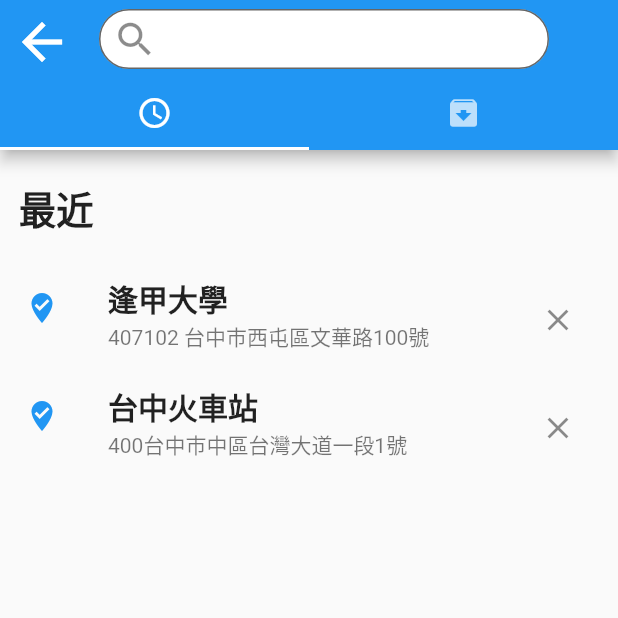
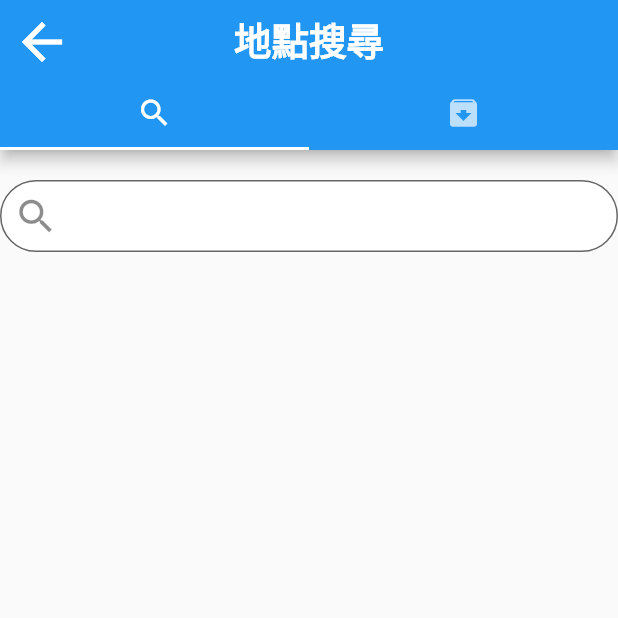
Before and after one commit to YongXiang12/Transportation_project, a Flutter app: the Searchpage screen opened directly, on a phone screen of 412 x 824 dp, the top half of it. Run offline on Flutter 3.47's test engine with Material 2 defaults, Android fonts, the phone set to English and light mode, and no system bars; our stand-ins replace google_maps_flutter, permission_handler; missing offline and left inert: flutter_google_places, google_api_headers, google_maps_webservice.

Commit message:
Restful version1 (undone)

```diff
--- /dev/null
+++ b/lib/SearchResource/GoogleMapChangeNotify.dart
@@ -0,0 +1,19 @@
+import 'package:flutter/material.dart';
+import 'package:transport/SearchResource/GoogleMapAutoSearch.dart';
+import 'package:transport/SearchResource/PlaceSearch.dart';
+
+class GoogleMapChangeNotify with ChangeNotifier{
+
+  final placeService = GoogleMapAutoSearch();
+
+  List<PlaceSearch> result = [];
+
+  searchPlace(String search) async{
+    result =   await placeService.getAutocomplete(search);
+    notifyListeners();
+    //return result;
+
+  }
+
+
+}
--- /dev/null
+++ b/lib/SearchResource/GoogleSearch.dart
@@ -0,0 +1,80 @@
+import 'package:flutter/material.dart';
+
+import 'GoogleMapChangeNotify.dart';
+import 'PlaceSearch.dart';
+import 'package:provider/provider.dart';
+
+class GoogleSearch extends StatefulWidget{
+
+  @override
+  _GoogleSearch createState() => _GoogleSearch();
+
+
+}
+
+List<PlaceSearch> Result = [];
+
+class _GoogleSearch extends State<GoogleSearch>{
+
+ // GoogleMapChangeNotify Notify = new GoogleMapChangeNotify();
+  @override
+  Widget build(BuildContext context) {
+
+    final GoogleMapChangeNotify Notify = Provider.of<GoogleMapChangeNotify>(context);
+
+    //Notify.searchPlace(str);
+    print("First hello world "+Notify.result.length.toString());
+    return Scaffold(
+
+      body: ListView(
+        padding: EdgeInsets.only(top: 20, bottom: 20),
+        children: [
+          TextField(
+
+            decoration: InputDecoration(
+
+              // put the search icon in the Textfield
+              prefixIcon: Icon(Icons.search,size:30),
+              // adjust the content location with contentPadding
+              contentPadding: EdgeInsets.only(bottom:10),
+              // Textfield Background , and filled is must be true
+              fillColor:  Colors.white,
+              filled: true,
+              // adjust the textfield outward => outlineInputBorder
+
+              border: OutlineInputBorder(
+                // rounded corner
+                borderRadius:BorderRadius.all(Radius.circular(25.0),
+                ),
+              ),
+            ),
+
+            // adjust the Text
+            style: TextStyle(
+                fontSize: 25
+            ),
+            onChanged: (value){
+                      Notify.searchPlace(value);
+            },
+          ),
+          if(Notify.result.length!=0 && Notify.result!=null)
+          Container(
+            height: 500,
+            child: ListView.builder(
+              itemCount: Notify.result.length,
+              itemBuilder: (context , index ){
+                return ListTile(
+                    title: Text(Notify.result[index].name ,style: TextStyle(fontSize: 25))
+                );
+              },
+            ),
+          )
+
+        ],
+      ),
+
+
+    );
+  }
+
+}
--- /dev/null
+++ b/lib/SearchResource/PlaceSearch.dart
@@ -0,0 +1,16 @@
+class PlaceSearch{
+  final String placeId ;
+  final String name ;
+  final String address;
+
+  PlaceSearch({required this.address , required this.placeId ,  required this.name});
+
+  factory PlaceSearch.fromJson(Map<String , dynamic> json){
+
+    return PlaceSearch(address:json['structured_formatting']['secondary_text'],
+                       placeId : json['place_id'],
+                       name : json["structured_formatting"]['main_text']);
+  }
+
+
+}
--- a/lib/SearchResource/Search_listview.dart
+++ /dev/null
@@ -1,91 +0,0 @@
-import 'package:flutter/cupertino.dart';
-import 'package:flutter/material.dart';
-
-
-class Search_listview extends StatefulWidget{
-
-
-  @override
-  _Search_listview createState() => _Search_listview();
-
-}
-
-class _Search_listview extends State<Search_listview>{
-
-  // modify the List
-  List<Widget> searchList = <Widget>[
-
-      ListTile(
-        title: const Text(
-          '逢甲大學',
-          style : TextStyle(fontWeight: FontWeight.w600 , fontSize: 20),
-
-        ),
-        subtitle: const Text('407102 台中市西屯區文華路100號'),
-
-        leading: Icon(
-          Icons.where_to_vote_sharp,
-          color : Colors.blue ,
-        ),
-        trailing: IconButton(
-          icon: const Icon(Icons.clear),
-          onPressed: () {  },
-        ),
-      ),
-
-    ListTile(
-      title: const Text(
-        '台中火車站',
-        style : TextStyle(fontWeight: FontWeight.w600 , fontSize: 20),
-
-      ),
-      subtitle: const Text('400台中市中區台灣大道一段1號'),
-
-      leading: Icon(
-        Icons.where_to_vote_sharp,
-        color : Colors.blue ,
-      ),
-      trailing: IconButton(
-        icon: const Icon(Icons.clear),
-        onPressed: () {  },
-      ),
-    ),
-
-
-  ];
-
-
-  @override
-    Widget build(BuildContext context) {
-
-      return Scaffold(
-        body: Column(
-          crossAxisAlignment :CrossAxisAlignment.start,
-
-          children:<Widget> [
-            Container(
-              padding: EdgeInsets.only(top: 20,bottom:20),
-              child :Text("  最近" ,
-                style: TextStyle(
-                    fontSize: 25,
-                    fontWeight: FontWeight.bold
-                ),
-              )
-            ),
-
-            Expanded(
-                child :ListView(
-                  children: searchList,
-                )
-            )
-
-          ],
-        ),
-
-
-        );
-
-    }
-
-
-}
--- a/lib/SearchResource/Searchpage.dart
+++ b/lib/SearchResource/Searchpage.dart
@@ -1,6 +1,10 @@
 import 'package:flutter/material.dart' ;
+import 'package:provider/provider.dart';
+import 'package:transport/SearchResource/GoogleMapChangeNotify.dart';
+import 'package:transport/SearchResource/GoogleSearch.dart';
+import 'package:transport/SearchResource/StorePage.dart';
 import 'package:transport/TabBarResource/TabBarInterface.dart';
-import 'package:transport/SearchResource/Search_listview.dart';
+import 'package:transport/SearchResource/RecentSearchPage.dart';
 
 class Searchpage extends StatefulWidget{
 
@@ -8,7 +12,9 @@ class Searchpage extends StatefulWidget{
 
   @override
   _Searchpage createState() => _Searchpage() ;
+
 }
+
 
 class _Searchpage extends State<Searchpage>{
 
@@ -16,13 +22,21 @@ class _Searchpage extends State<Searchpage>{
   @override
   Widget build(BuildContext context) {
 
-    return DefaultTabController(
-          length: 2,
-          child: Scaffold(
-              appBar: Tabbar_interface(pageType : 1) ,
-              body:Search_listview(),
-          )
-      );
+    Tabbar_interface tab = Tabbar_interface(pageType : 1);
+
+    return ChangeNotifierProvider(
+        create: (context) => GoogleMapChangeNotify(),
+        child: DefaultTabController(
+            length: 2,
+            child: Scaffold(
+                appBar: tab,
+                body: TabBarView(children: <Widget>[GoogleSearch(),StorePage()])
+            )
+        ),
+
+    );
+
+
 
 
   }
--- a/lib/TabBarResource/Search_tabbar.dart
+++ b/lib/TabBarResource/Search_tabbar.dart
@@ -1,68 +1,49 @@
 import 'package:flutter/material.dart';
+import 'package:google_maps_webservice/places.dart';
+import 'package:transport/SearchResource/GoogleMapChangeNotify.dart';
 import 'package:transport/SearchResource/Searchpage.dart';
+import 'package:google_api_headers/google_api_headers.dart';
+import 'package:flutter_google_places/flutter_google_places.dart';
+
+import '../SearchResource/GoogleSearch.dart';
 
 class Search_tabbar extends StatefulWidget{
+
+  const Search_tabbar({Key? key}) : super(key: key);
+
 
   @override
   _Search_tabbar createState() => _Search_tabbar();
 
 }
 
+int SelectType = 0 ;
+
 class _Search_tabbar extends State<Search_tabbar>{
-
 
   @override
   Widget build(BuildContext context) {
+    FocusNode _KeyboardFocusNode = FocusNode();
 
     return AppBar(
+
+
 
         leading: IconButton(icon:Icon(Icons.arrow_back,size:40),
           onPressed: () {
             Navigator.pop(context);
-
           },
         ),
 
         // control the padding between leading and title
         titleSpacing: 10,
+        title: Text("地點搜尋" , style: TextStyle(fontSize: 25 , fontWeight: FontWeight.bold,color: Colors.white),),
+        centerTitle: true,
+        // use Container to adjust the textfield height and width
 
-        // use Container to adjust the textfield height and width
-        title: Container(
-          width : 300 ,
-          height: 40,
-          // TextField section
-          child:TextField(
-            // To decorate the TextField
-            // Input Section => InputDecoration
-            decoration: InputDecoration(
-              // put the search icon in the Textfield
-              prefixIcon: Icon(Icons.search,size:30),
-              // adjust the content location with contentPadding
-              contentPadding: EdgeInsets.only(bottom:10),
-              // Textfield Background , and filled is must be true
-              fillColor:  Colors.white,
-              filled: true,
-              // adjust the textfield outward => outlineInputBorder
-
-              border: OutlineInputBorder(
-                // rounded corner
-                borderRadius:BorderRadius.all(Radius.circular(25.0),
-                ),
-              ),
-            ),
-
-            // adjust the Text
-            style: TextStyle(
-                fontSize: 25
-            ),
-
-          ),
-        ),
-
-        // TabBar design
-        bottom : TabBar(
-            tabs: [Tab(icon : Icon(Icons.access_time)),
-                   Tab(icon : Icon(Icons.archive)),
+        bottom: TabBar(
+            tabs: [Tab(icon : Icon(Icons.search)),
+              Tab(icon : Icon(Icons.archive)),
             ]
         )
     );
--- a/lib/TabBarResource/TabBarInterface.dart
+++ b/lib/TabBarResource/TabBarInterface.dart
@@ -1,6 +1,8 @@
 import 'package:flutter/material.dart' ;
+import 'package:transport/SearchResource/Searchpage.dart';
 import 'package:transport/TabBarResource/Mainpage_tabbar.dart';
 import 'package:transport/TabBarResource/Search_tabbar.dart';
+
 class Tabbar_interface extends StatefulWidget implements PreferredSizeWidget{
 
   int pageType = 0 ;
--- a/pubspec.yaml
+++ b/pubspec.yaml
@@ -30,10 +30,16 @@ dependencies:
   flutter:
     sdk: flutter
   google_maps_flutter: ^0.5.11
+  flutter_google_places: ^0.3.0
+  google_maps_webservice: ^0.0.19
+  http: ^0.13.1
+  provider: ^6.0.2
+  permission_handler: ^9.2.0
 
   # The following adds the Cupertino Icons font to your application.
   # Use with the CupertinoIcons class for iOS style icons.
   cupertino_icons: ^1.0.2
+
 
 dev_dependencies:
   flutter_test:
```
Also changed, not shown: lib/MapResource/Map.dart (+112 -1 lines), lib/SearchResource/GoogleMapAutoSearch.dart (added, +18 -0 lines), lib/SearchResource/RecentSearchPage.dart (added, +62 -0 lines), lib/SearchResource/StoreList.dart (added, +24 -0 lines), lib/SearchResource/StorePage.dart (added, +138 -0 lines), lib/TabBarResource/Mainpage_tabbar.dart (+12 -10 lines), pubspec.lock.
